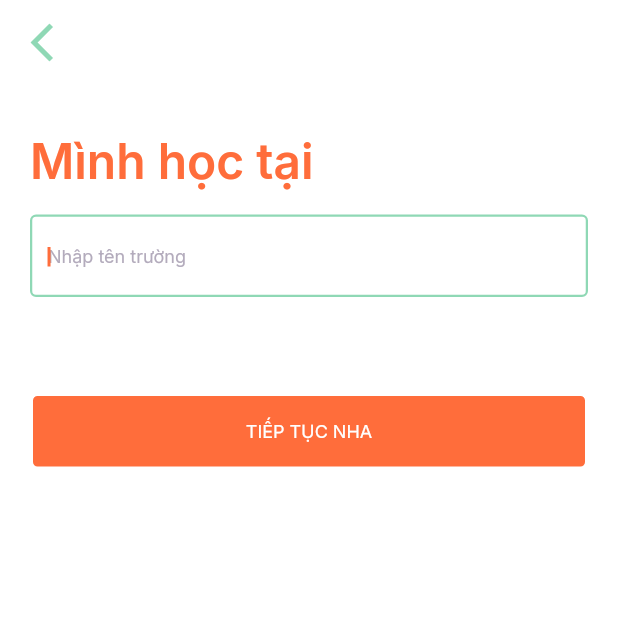
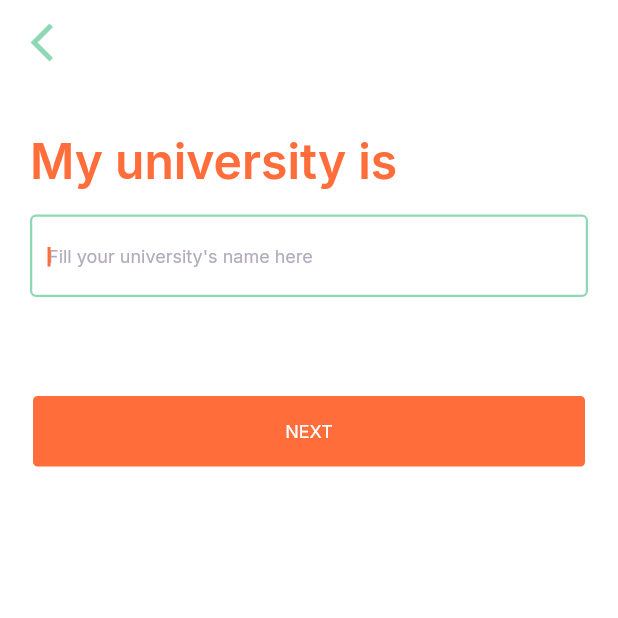
Before and after one commit to GDSC-UIT/sese-mobile, a Flutter app: the LoginUniversityScreen screen opened by its route, on a phone screen of 412 x 824 dp, the top half of it. Run offline on Flutter 3.47's test engine with Material 2 defaults, Android fonts, the phone set to English and light mode, and no system bars; our stand-ins replace carousel_slider, firebase_auth, firebase_core, firebase_storage, get, get_storage and 6 more; missing offline and left inert: duration, flutter_facebook_auth, scroll_indicator; accounts and stored records are empty.

Commit message:
translate vn to eng

```diff
--- a/lib/app/modules/login/login_controller.dart
+++ b/lib/app/modules/login/login_controller.dart
@@ -19,11 +19,11 @@ class LoginController extends GetxController {
   var recommendUniName = [].obs;
 
   List<String> universityName = [
-    'Đại học bách khoa',
-    'Đại học khoa học tự nhiên',
-    'Đại học công nghệ thông tin',
-    'Đại học quốc tế',
-    'Đại học sư phạm kĩ thuật'
+    'University of Technology',
+    'University of Science',
+    'University of Infomation Technology',
+    'International University',
+    'University of Technology and Education'
   ];
   var listOfInterest = [].obs;
 
--- a/lib/app/modules/login/screens/login_birth_screen.dart
+++ b/lib/app/modules/login/screens/login_birth_screen.dart
@@ -39,7 +39,7 @@ class LoginBirthScreen extends StatelessWidget {
               height: 32,
             ),
             Text(
-              'Mình sinh ngày',
+              'My birthday is',
               style: CustomTextStyle.h1(AppColors.primaryColor),
             ),
             const SizedBox(
@@ -52,7 +52,7 @@ class LoginBirthScreen extends StatelessWidget {
               child: InPutTextField(
                 controller: loginController.dateInputController.value,
                 isEnable: false,
-                hintText: 'Ngày/Tháng/Năm',
+                hintText: 'DD/MM/YY',
                 textStyle: CustomTextStyle.t6(AppColors.neutralGrey),
                 suffixIcon: Image.asset('assets/images/Calendar_icon.png'),
               ),
@@ -69,7 +69,7 @@ class LoginBirthScreen extends StatelessWidget {
                   Get.snackbar('', 'Please fill all  the field!');
                 }
               },
-              text: 'TIẾP TỤC NHA',
+              text: 'NEXT',
               textStyle: CustomTextStyle.t8(Colors.white),
               backgroundColor: AppColors.primaryColor,
             )
--- a/lib/app/modules/login/screens/login_email_screen.dart
+++ b/lib/app/modules/login/screens/login_email_screen.dart
@@ -44,7 +44,7 @@ class LoginEmailScreen extends StatelessWidget {
                   top: MediaQuery.of(context).size.height * 0.03,
                 ),
                 child: Text(
-                  "Đây là email của mình",
+                  "My email is",
                   style: CustomTextStyle.h1(AppColors.primaryColor),
                 ),
               ),
@@ -53,7 +53,7 @@ class LoginEmailScreen extends StatelessWidget {
               ),
               InPutTextField(
                 textStyle: CustomTextStyle.t8(AppColors.neutralGrey),
-                hintText: 'Điền địa chỉ email của bạn',
+                hintText: 'Fill your email here',
                 isEnable: true,
                 controller: loginController.emailInputController.value,
               ),
@@ -69,7 +69,7 @@ class LoginEmailScreen extends StatelessWidget {
                     Get.snackbar('', 'Please fill all  the field!');
                   }
                 },
-                text: 'TIẾP TỤC NHA',
+                text: 'NEXT',
                 textStyle: CustomTextStyle.t8(Colors.white),
                 backgroundColor: AppColors.primaryColor,
               ),
--- a/lib/app/modules/login/screens/login_name_screen.dart
+++ b/lib/app/modules/login/screens/login_name_screen.dart
@@ -38,7 +38,7 @@ class LoginNameScreen extends StatelessWidget {
               height: 32,
             ),
             Text(
-              'Tên mình là',
+              'My name is',
               style: CustomTextStyle.h1(AppColors.primaryColor),
             ),
             const SizedBox(
@@ -46,7 +46,7 @@ class LoginNameScreen extends StatelessWidget {
             ),
             InPutTextField(
               textStyle: CustomTextStyle.t6(AppColors.neutralGrey),
-              hintText: 'Nhập tên bạn ở đây nhé',
+              hintText: 'Fill your name here',
               isEnable: true,
               controller: loginController.nameInputController.value,
             ),
@@ -62,7 +62,7 @@ class LoginNameScreen extends StatelessWidget {
                   Get.snackbar('', 'Please fill all  the field!');
                 }
               },
-              text: 'TIẾP TỤC NHA',
+              text: 'NEXT',
               textStyle: CustomTextStyle.t8(Colors.white),
               backgroundColor: AppColors.primaryColor,
             )
--- a/lib/app/modules/login/screens/login_phone_screen.dart
+++ b/lib/app/modules/login/screens/login_phone_screen.dart
@@ -42,7 +42,7 @@ class LoginPhoneScreen extends StatelessWidget {
                 height: _screenHeight * 0.03,
               ),
               Text(
-                "Số điện thoại của mình là",
+                "My phone number is",
                 style: CustomTextStyle.h1(
                   AppColors.primaryColor,
                 ),
@@ -61,7 +61,7 @@ class LoginPhoneScreen extends StatelessWidget {
                 initialValue: number,
                 textFieldController: loginController.phoneInputController.value,
                 formatInput: false,
-                hintText: "Điền số điện thoại của bạn",
+                hintText: "Fill your number here",
                 textStyle: CustomTextStyle.t6(AppColors.neutralGrey),
                 keyboardType: const TextInputType.numberWithOptions(
                     signed: true, decimal: true),
@@ -80,7 +80,7 @@ class LoginPhoneScreen extends StatelessWidget {
                     Get.snackbar('', 'Please fill all  the field!');
                   }
                 },
-                text: 'TIẾP TỤC NHA',
+                text: 'NEXT',
                 textStyle: CustomTextStyle.t8(Colors.white),
                 backgroundColor: AppColors.primaryColor,
               )
--- a/lib/app/modules/login/screens/login_university_screen.dart
+++ b/lib/app/modules/login/screens/login_university_screen.dart
@@ -43,14 +43,14 @@ class LoginUniversityScreen extends StatelessWidget {
               height: 32,
             ),
             Text(
-              'Mình học tại',
+              'My university is',
               style: CustomTextStyle.h1(AppColors.primaryColor),
             ),
             const SizedBox(
               height: 16,
             ),
             InPutTextFieldRecommendLogin(
-              hintText: 'Nhập tên trường',
+              hintText: "Fill your university's name here",
               controller: loginController.schoolInputController.value,
               onChange: loginController.searchSchool,
               textStyle: CustomTextStyle.t6(AppColors.neutralGrey),
@@ -107,7 +107,7 @@ class LoginUniversityScreen extends StatelessWidget {
                   Get.snackbar('', 'Please fill all  the field!');
                 }
               },
-              text: 'TIẾP TỤC NHA',
+              text: 'NEXT',
               textStyle: CustomTextStyle.t8(Colors.white),
               backgroundColor: AppColors.primaryColor,
             )
```
Also changed, not shown: lib/app/modules/login/screens/login_begin_screen.dart (+4 -4 lines), lib/app/modules/login/screens/login_interest_screen.dart (+21 -17 lines).
